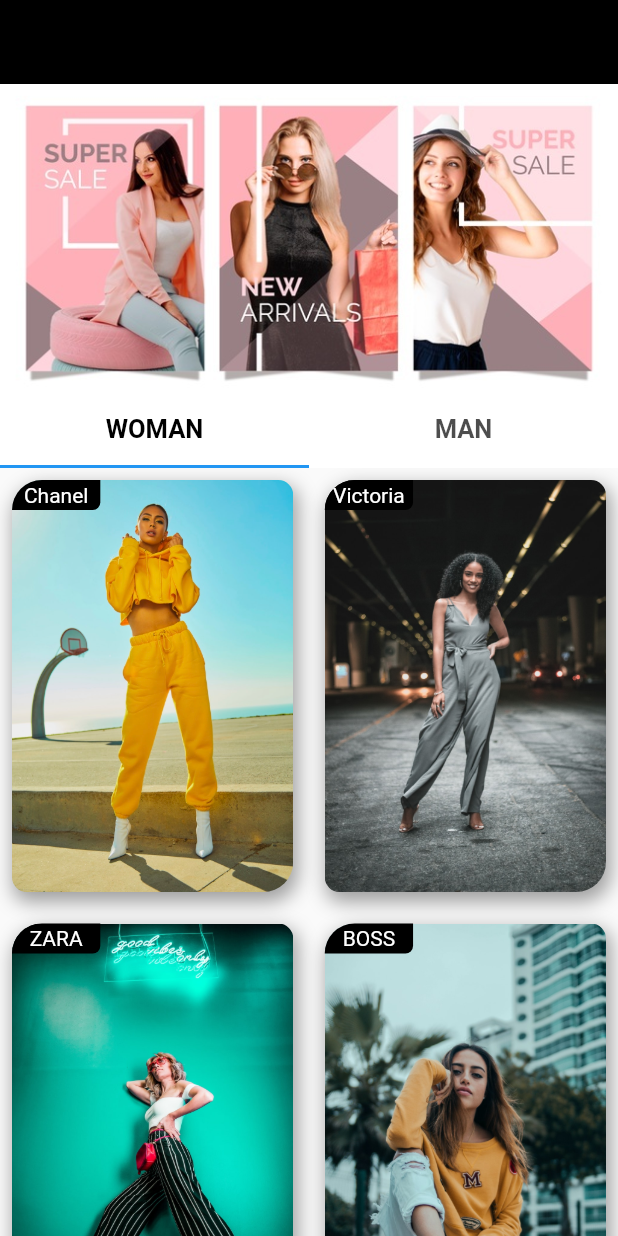
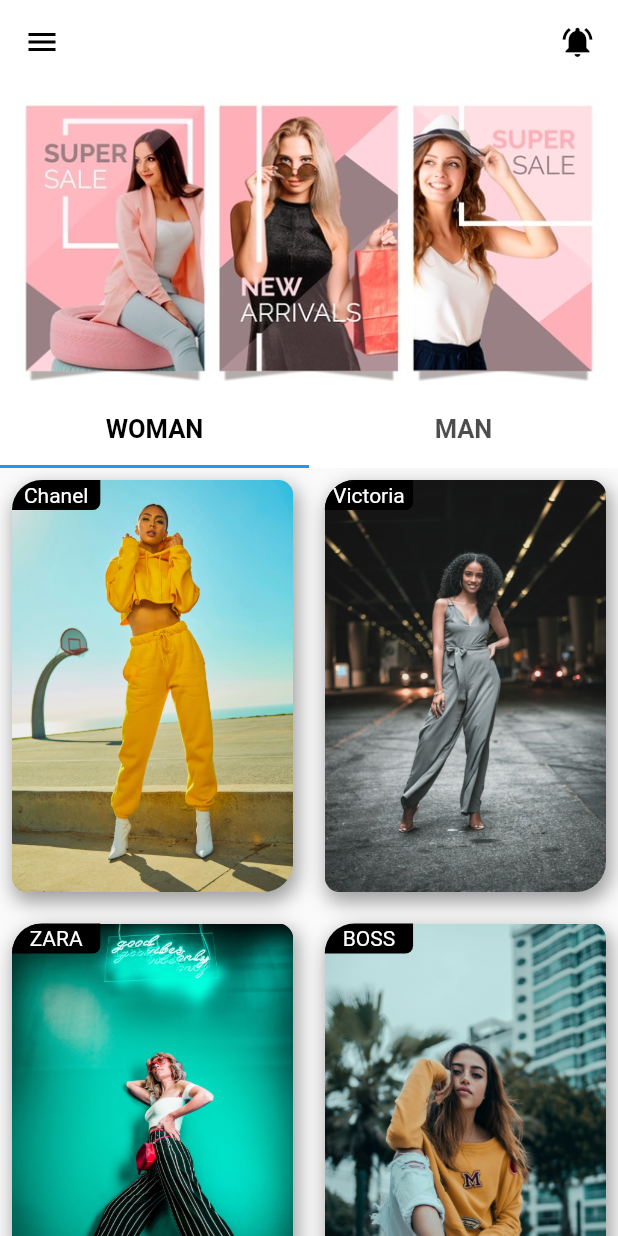
Before and after one commit to leyleygit/clothes_shop, a Flutter app: the screen it shows after launch, on a phone screen of 412 x 824 dp. Run offline on Flutter 3.47's test engine with Material 2 defaults, Android fonts, the light colour scheme and no system bars; our stand-ins replace flutter_swiper, google_fonts; Roboto replaces fonts that are missing (Comicneue).

Commit message:
new commit

```diff
--- a/lib/pages/home_page.dart
+++ b/lib/pages/home_page.dart
@@ -156,7 +156,7 @@ class _HomePageState extends State<HomePage> with TickerProviderStateMixin {
               0.0),
           child: Scaffold(
             appBar: AppBar(
-              backgroundColor: Colors.black,
+              backgroundColor: Colors.white,
               leading: IconButton(
                 icon: AnimatedIcon(
                   icon: AnimatedIcons.menu_close,
```
